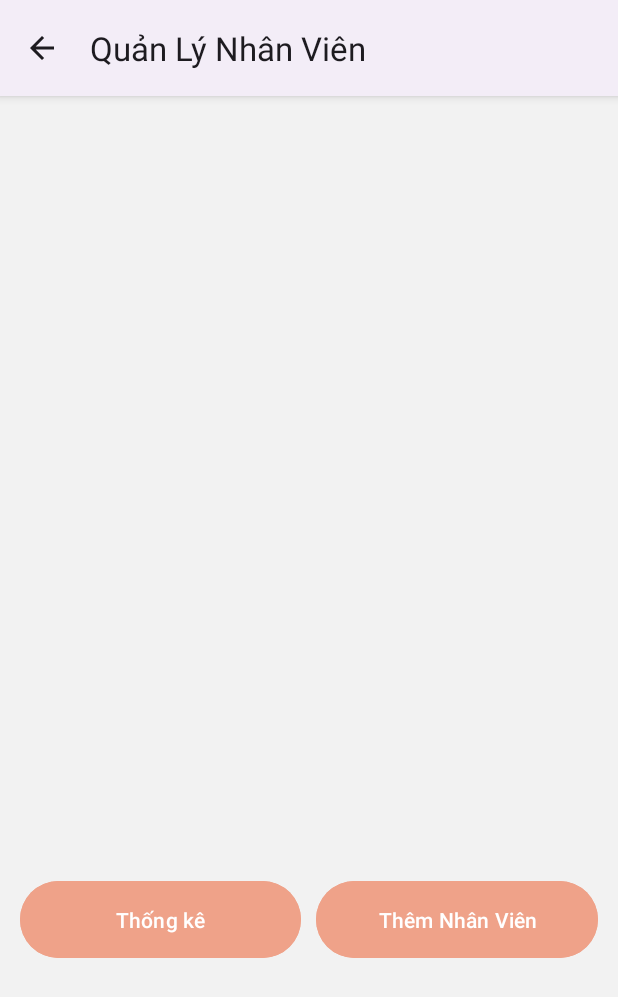
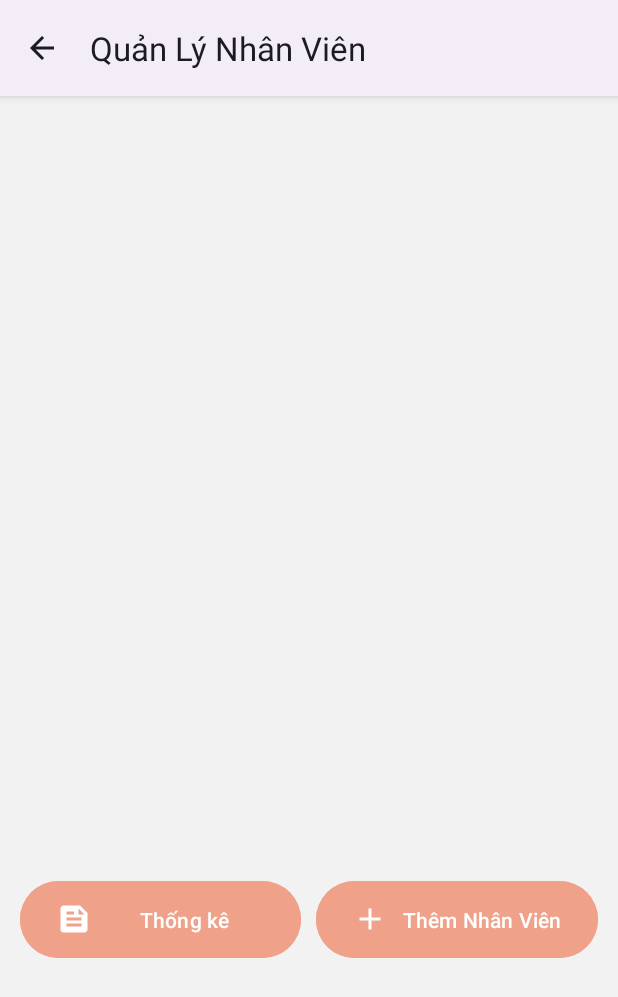
Before and after one commit to Dangthicamnhi/TnCoffee, an Android app: the QLNhanVien screen opened directly, with no data from a screen before it, on a phone screen of 412 x 824 dp. Shown: the top 997 px of the screen. Run offline under Robolectric (Android 15) with nearby library versions, the phone set to English and light mode, and no system bars.

Commit message:
QL Nhân Viên

```diff
--- a/app/src/main/res/layout/activity_qlnhan_vien.xml
+++ b/app/src/main/res/layout/activity_qlnhan_vien.xml
@@ -28,6 +28,7 @@
             android:layout_gravity="center"
             android:layout_weight="1"
             android:backgroundTint="#EFA289"
+            android:drawableLeft="@drawable/ic_feed"
             android:text="Thống kê" />
 
         <Space
@@ -41,6 +42,7 @@
             android:layout_gravity="center"
             android:layout_weight="1"
             android:backgroundTint="#EFA289"
+            android:drawableLeft="@drawable/ic_add"
             android:text="Thêm Nhân Viên" />
 
     </LinearLayout>
```
